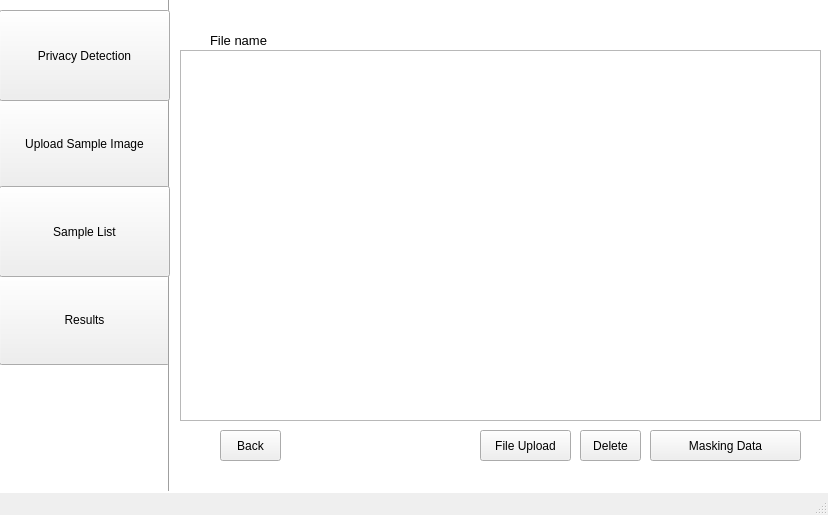
Qt form app/gui/UI/ui_8.ui (CSID-DGU/2023-1-CECD3-Sugar-4) before a commit.
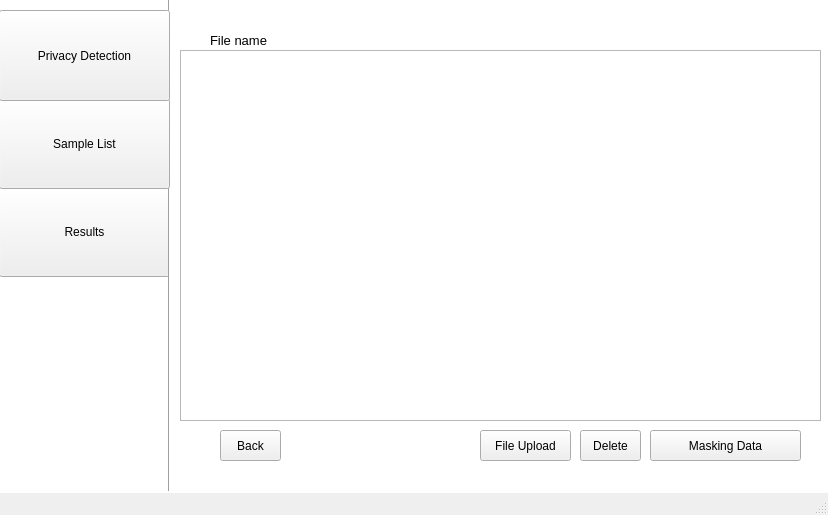
The same form after that commit.

The edit to the form file:
```diff
--- a/app/gui/UI/ui_8.ui
+++ b/app/gui/UI/ui_8.ui
@@ -36,24 +36,11 @@
      <string/>
     </property>
    </widget>
-   <widget class="QPushButton" name="pushButton">
-    <property name="geometry">
-     <rect>
-      <x>-1</x>
-      <y>98</y>
-      <width>171</width>
-      <height>91</height>
-     </rect>
-    </property>
-    <property name="text">
-     <string>Upload Sample Image</string>
-    </property>
-   </widget>
    <widget class="QPushButton" name="pushButton_2">
     <property name="geometry">
      <rect>
       <x>-1</x>
-      <y>274</y>
+      <y>186</y>
       <width>171</width>
       <height>91</height>
      </rect>
@@ -156,7 +143,7 @@
     <property name="geometry">
      <rect>
       <x>-1</x>
-      <y>186</y>
+      <y>98</y>
       <width>171</width>
       <height>91</height>
      </rect>
```
